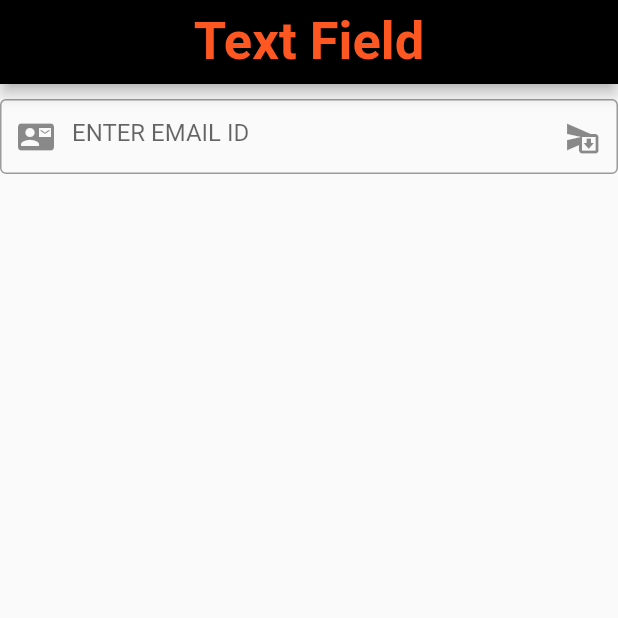
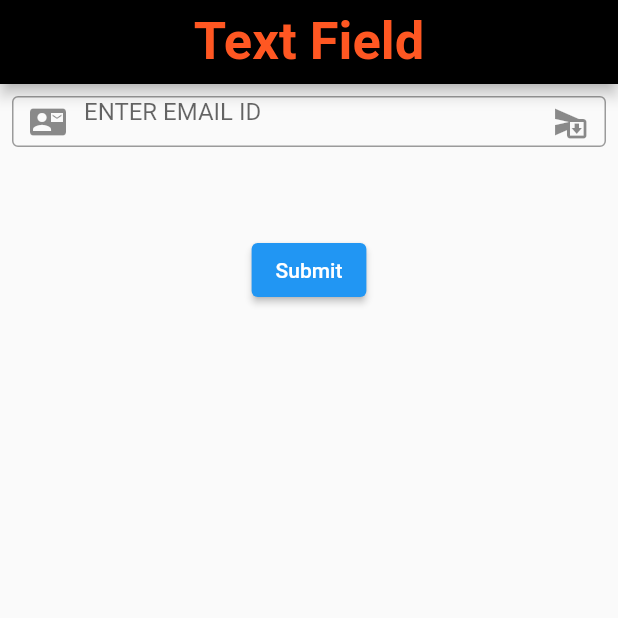
Before and after one commit to VivekTailor19/practice_flutter_topics, a Flutter app: the screen it shows after launch, on a phone screen of 412 x 824 dp, the top half of it. Run offline on Flutter 3.47's test engine with Material 2 defaults, Android fonts, the light colour scheme and no system bars.

Commit message:
flutter practice

```diff
--- a/lib/TextField/textfield01.dart
+++ b/lib/TextField/textfield01.dart
@@ -8,6 +8,9 @@ class TextField01 extends StatefulWidget {
 }
 
 class _TextField01State extends State<TextField01> {
+
+  TextEditingController email = TextEditingController();
+  String data = "";
   @override
   Widget build(BuildContext context) {
     return Scaffold(
@@ -23,13 +26,15 @@ class _TextField01State extends State<TextField01> {
       ),
       body: Column(
         children: [
-          SizedBox(height: 10,),
           Container(
             height: 50,
             width: 500,
+            child: Padding(
+              padding: const EdgeInsets.all(8.0),
               child: TextField(
+                controller: email,
                   decoration: InputDecoration(
-                  focusedBorder: OutlineInputBorder(borderSide: BorderSide(color: Colors.red,)),
+                    focusedBorder: OutlineInputBorder(borderSide: BorderSide(color: Colors.blue,)),
                     border: OutlineInputBorder(),
                     hintText: "ENTER EMAIL ID",
                     //label: Text("E-Mail"),
@@ -38,7 +43,18 @@ class _TextField01State extends State<TextField01> {
 
                   ),
               ),
-          )
+
+            ),
+          ),
+          SizedBox(height: 50,),
+          ElevatedButton(onPressed: (){setState(() {
+            data = email.text;
+
+          });}, child: Text("Submit")),
+          SizedBox(height: 25,),
+          Text("$data"),
+
+
         ],
       ),
     );
```
Lines whose indentation alone changed are shown as unchanged.
